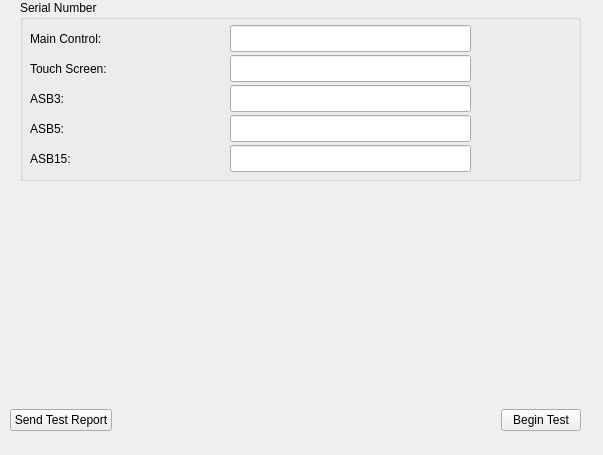
The window that ServiceSW/Master/Components/DiagnosticsManufacturing/Forms/MainControlManufacturing.ui (Liyezhong/Master) describes before a commit, drawn with Qt 5.
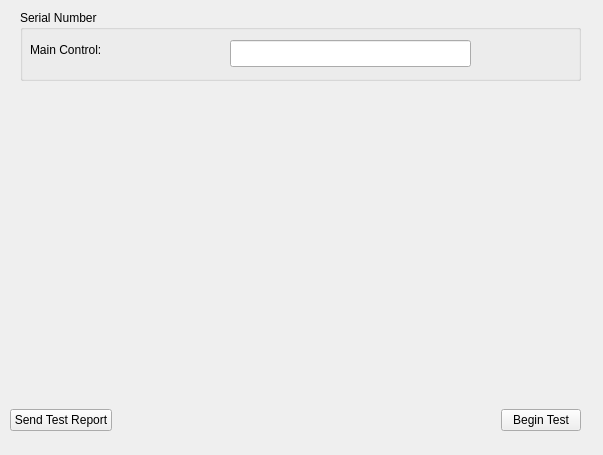
The same window after the commit. Custom widgets are drawn as their Qt base class.

Commit message: M:Modify UI of main control

Patch:
```diff
--- a/ServiceSW/Master/Components/DiagnosticsManufacturing/Forms/MainControlManufacturing.ui
+++ b/ServiceSW/Master/Components/DiagnosticsManufacturing/Forms/MainControlManufacturing.ui
@@ -17,19 +17,28 @@
    <property name="geometry">
     <rect>
      <x>20</x>
-     <y>0</y>
+     <y>10</y>
      <width>561</width>
-     <height>181</height>
+     <height>71</height>
     </rect>
    </property>
    <property name="title">
     <string>Serial Number</string>
    </property>
-   <widget class="QLineEdit" name="mcSNEdit">
+   <property name="alignment">
+    <set>Qt::AlignLeading|Qt::AlignLeft|Qt::AlignTop</set>
+   </property>
+   <property name="flat">
+    <bool>true</bool>
+   </property>
+   <property name="checkable">
+    <bool>false</bool>
+   </property>
+   <widget class="QLineEdit" name="eboxSNEdit">
     <property name="geometry">
      <rect>
       <x>210</x>
-      <y>25</y>
+      <y>30</y>
       <width>241</width>
       <height>27</height>
      </rect>
@@ -39,115 +48,23 @@
     <property name="geometry">
      <rect>
       <x>10</x>
-      <y>25</y>
+      <y>31</y>
       <width>101</width>
-      <height>27</height>
+      <height>17</height>
      </rect>
     </property>
     <property name="text">
      <string>Main Control:</string>
     </property>
    </widget>
-   <widget class="QLabel" name="label_2">
-    <property name="geometry">
-     <rect>
-      <x>10</x>
-      <y>55</y>
-      <width>101</width>
-      <height>27</height>
-     </rect>
-    </property>
-    <property name="text">
-     <string>Touch Screen:</string>
-    </property>
-   </widget>
-   <widget class="QLineEdit" name="tsSNEdit">
-    <property name="geometry">
-     <rect>
-      <x>210</x>
-      <y>55</y>
-      <width>241</width>
-      <height>27</height>
-     </rect>
-    </property>
-   </widget>
-   <widget class="QLabel" name="label_3">
-    <property name="geometry">
-     <rect>
-      <x>10</x>
-      <y>85</y>
-      <width>66</width>
-      <height>27</height>
-     </rect>
-    </property>
-    <property name="text">
-     <string>ASB3:</string>
-    </property>
-   </widget>
-   <widget class="QLineEdit" name="asb3SNEdit">
-    <property name="geometry">
-     <rect>
-      <x>210</x>
-      <y>85</y>
-      <width>241</width>
-      <height>27</height>
-     </rect>
-    </property>
-   </widget>
-   <widget class="QLabel" name="label_4">
-    <property name="geometry">
-     <rect>
-      <x>10</x>
-      <y>115</y>
-      <width>66</width>
-      <height>27</height>
-     </rect>
-    </property>
-    <property name="text">
-     <string>ASB5:</string>
-    </property>
-   </widget>
-   <widget class="QLineEdit" name="asb5SNEdit">
-    <property name="geometry">
-     <rect>
-      <x>210</x>
-      <y>115</y>
-      <width>241</width>
-      <height>27</height>
-     </rect>
-    </property>
-   </widget>
-   <widget class="QLabel" name="label_5">
-    <property name="geometry">
-     <rect>
-      <x>10</x>
-      <y>145</y>
-      <width>66</width>
-      <height>27</height>
-     </rect>
-    </property>
-    <property name="text">
-     <string>ASB15:</string>
-    </property>
-   </widget>
-   <widget class="QLineEdit" name="asb15SNEdit">
-    <property name="geometry">
-     <rect>
-      <x>210</x>
-      <y>145</y>
-      <width>241</width>
-      <height>27</height>
-     </rect>
-    </property>
-   </widget>
   </widget>
   <widget class="MainMenu::CScrollTable" name="widget" native="true">
    <property name="geometry">
     <rect>
      <x>20</x>
-     <y>180</y>
+     <y>130</y>
      <width>561</width>
-     <height>100</height>
+     <height>111</height>
     </rect>
    </property>
   </widget>
```
Left out of the diff: 9 changed lines with no effect on the pictures. The commit also changes 2 other files.
